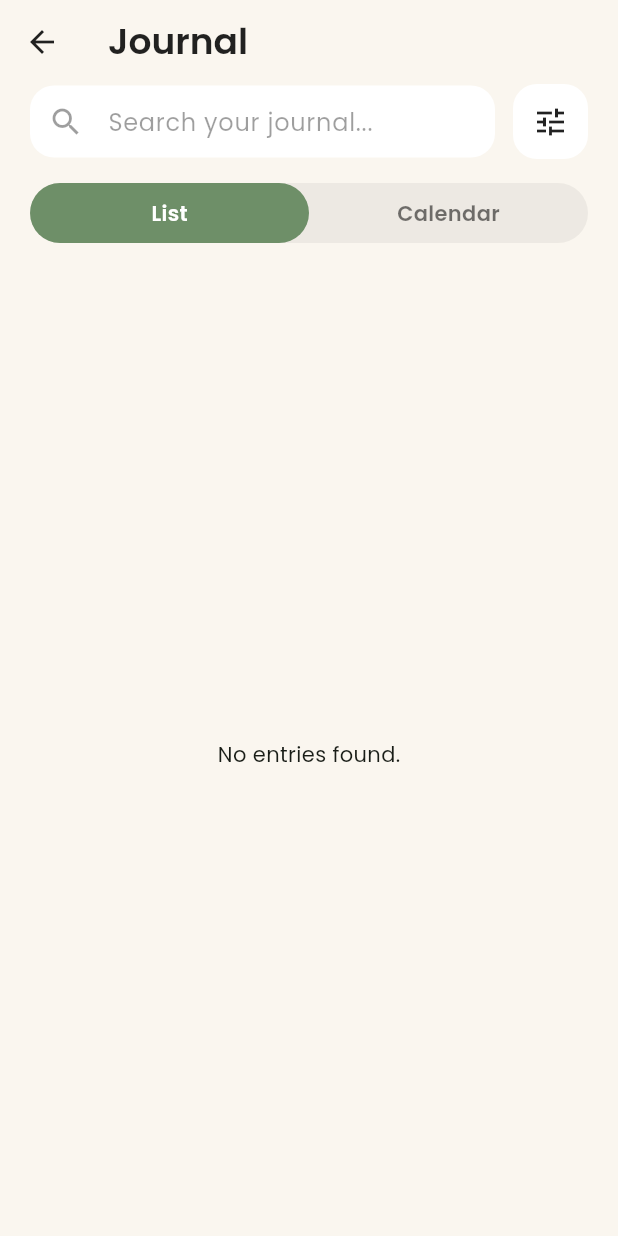
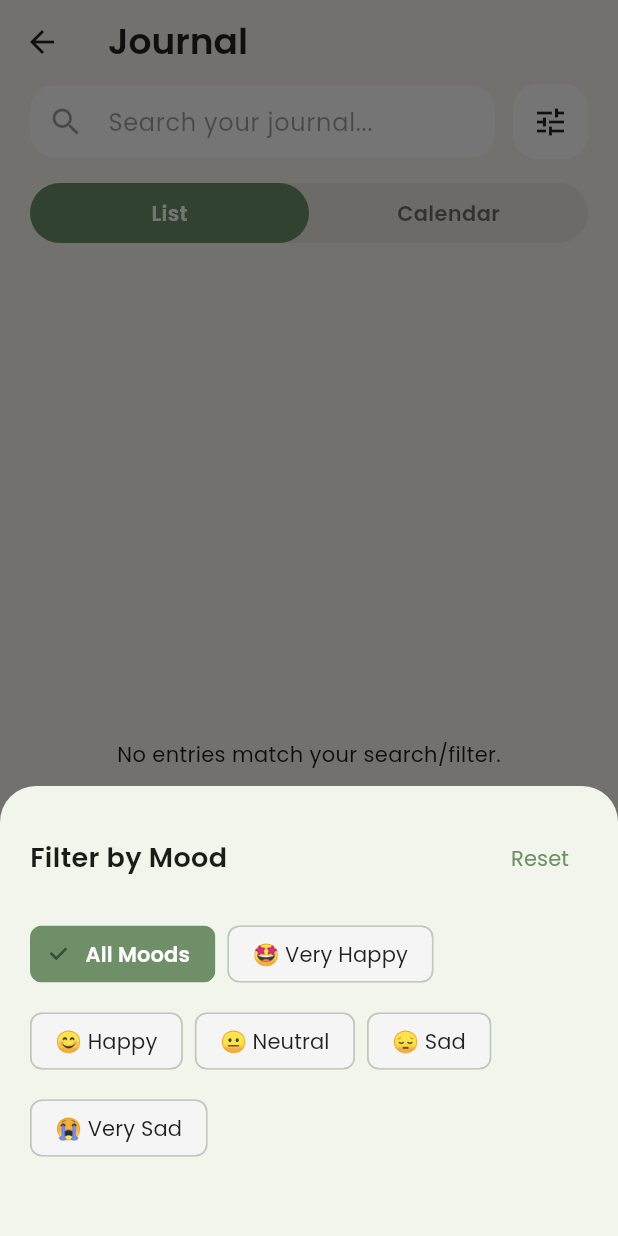
Before and after one commit to oshadikodagoda/Mood-Journal-Private-Mental-Health-Diary, a Flutter app: the JournalHistoryScreen screen opened directly, after a tap on the "tune" icon, on a phone screen of 412 x 824 dp. Run offline on Flutter 3.47's test engine with Material 3 defaults, Android fonts, the phone set to English and light mode, and no system bars; our stand-ins replace fl_chart, local_auth, sqflite, sqflite_common_ffi_web, table_calendar; accounts and stored records are empty; project files that could hold a hidden picture were left out.

Commit message:
feat(search-filter): implement multi-criteria filter modal for moods and emotions

```diff
--- a/lib/screens/journal_history_screen.dart
+++ b/lib/screens/journal_history_screen.dart
@@ -16,10 +16,15 @@ class JournalHistoryScreen extends StatefulWidget {
 class _JournalHistoryScreenState extends State<JournalHistoryScreen> {
   final TextEditingController _searchController = TextEditingController();
   String _searchQuery = "";
+  String _selectedMoodFilter = "All"; // Active mood filter
   int _viewMode = 0; // 0 = List, 1 = Calendar
 
   DateTime _focusedDay = DateTime.now();
   DateTime? _selectedDay;
+
+  final List<String> _moodOptions = [
+    "All", "Very Happy", "Happy", "Neutral", "Sad", "Very Sad"
+  ];
 
   @override
   void initState() {
@@ -54,6 +59,74 @@ class _JournalHistoryScreenState extends State<JournalHistoryScreen> {
     }
   }
 
+  // --- FILTER MODAL BOTTOM SHEET (Member 3 - FR11) ---
+  void _showFilterModal() {
+    showModalBottomSheet(
+      context: context,
+      shape: const RoundedRectangleBorder(
+        borderRadius: BorderRadius.vertical(top: Radius.circular(24)),
+      ),
+      builder: (ctx) {
+        return StatefulBuilder(
+          builder: (context, setModalState) {
+            return Padding(
+              padding: const EdgeInsets.symmetric(horizontal: 20, vertical: 24),
+              child: Column(
+                mainAxisSize: MainAxisSize.min,
+                crossAxisAlignment: CrossAxisAlignment.start,
+                children: [
+                  Row(
+                    mainAxisAlignment: MainAxisAlignment.spaceBetween,
+                    children: [
+                      const Text(
+                        "Filter by Mood",
+                        style: TextStyle(fontSize: 18, fontWeight: FontWeight.bold),
+                      ),
+                      TextButton(
+                        onPressed: () {
+                          setState(() => _selectedMoodFilter = "All");
+                          Navigator.pop(ctx);
+                        },
+                        child: const Text("Reset", style: TextStyle(color: Color(0xFF6E8F68))),
+                      ),
+                    ],
+                  ),
+                  const SizedBox(height: 16),
+                  Wrap(
+                    spacing: 8,
+                    runSpacing: 10,
+                    children: _moodOptions.map((mood) {
+                      final isSelected = _selectedMoodFilter == mood;
+                      return ChoiceChip(
+                        label: Text(
+                          mood == "All" ? "All Moods" : "${_getMoodEmoji(mood)} $mood",
+                          style: TextStyle(
+                            color: isSelected ? Colors.white : Colors.black87,
+                            fontWeight: isSelected ? FontWeight.bold : FontWeight.normal,
+                          ),
+                        ),
+                        selected: isSelected,
+                        selectedColor: const Color(0xFF6E8F68),
+                        backgroundColor: Colors.grey.shade100,
+                        onSelected: (selected) {
+                          setState(() {
+                            _selectedMoodFilter = mood;
+                          });
+                          Navigator.pop(ctx);
+                        },
+                      );
+                    }).toList(),
+                  ),
+                  const SizedBox(height: 24),
+                ],
+              ),
+            );
+          },
+        );
+      },
+    );
+  }
+
   @override
   Widget build(BuildContext context) {
     return Scaffold(
@@ -74,16 +147,19 @@ class _JournalHistoryScreenState extends State<JournalHistoryScreen> {
               return const Center(child: CircularProgressIndicator());
             }
 
-            // Filter entries based on search query
+            // Multi-criteria filter: Keyword (FR10) + Mood Tag (FR11)
             final filteredEntries = provider.entries.where((entry) {
               final query = _searchQuery.toLowerCase();
-              return entry.title.toLowerCase().contains(query) ||
-                     entry.content.toLowerCase().contains(query);
+              final matchesQuery = query.isEmpty ||
+                  entry.title.toLowerCase().contains(query) ||
+                  entry.content.toLowerCase().contains(query);
+              final matchesMood = _selectedMoodFilter == "All" || entry.mood == _selectedMoodFilter;
+              return matchesQuery && matchesMood;
             }).toList();
 
             return Column(
               children: [
-                // Search and Filter Bar
+                // Search Bar + Tune/Filter Button
                 Padding(
                   padding: const EdgeInsets.symmetric(horizontal: 20.0),
                   child: Row(
@@ -115,17 +191,37 @@ class _JournalHistoryScreenState extends State<JournalHistoryScreen> {
                         height: 50,
                         width: 50,
                         decoration: BoxDecoration(
-                          color: Colors.white,
+                          color: _selectedMoodFilter != "All" ? const Color(0xFF6E8F68) : Colors.white,
                           borderRadius: BorderRadius.circular(16),
                         ),
                         child: IconButton(
-                          icon: const Icon(Icons.tune, color: Colors.black87),
-                          onPressed: () {},
+                          icon: Icon(
+                            Icons.tune,
+                            color: _selectedMoodFilter != "All" ? Colors.white : Colors.black87,
+                          ),
+                          onPressed: _showFilterModal,
                         ),
                       )
                     ],
                   ),
                 ),
+
+                // Active Filter Tag Indicator
+                if (_selectedMoodFilter != "All")
+                  Padding(
+                    padding: const EdgeInsets.only(left: 20, right: 20, top: 10),
+                    child: Row(
+                      children: [
+                        Chip(
+                          label: Text("Filter: $_selectedMoodFilter", style: const TextStyle(fontSize: 12, color: Colors.white)),
+                          backgroundColor: const Color(0xFF6E8F68),
+                          deleteIcon: const Icon(Icons.close, size: 16, color: Colors.white),
+                          onDeleted: () => setState(() => _selectedMoodFilter = "All"),
+                        ),
+                      ],
+                    ),
+                  ),
+
                 const SizedBox(height: 16),
 
                 // List / Calendar Toggle Buttons
@@ -183,7 +279,7 @@ class _JournalHistoryScreenState extends State<JournalHistoryScreen> {
                 ),
                 const SizedBox(height: 20),
 
-                // Content Area: List View or Calendar View
+                // Content: List View or Calendar View
                 Expanded(
                   child: _viewMode == 0
                     ? _buildListView(filteredEntries, provider)
@@ -197,7 +293,6 @@ class _JournalHistoryScreenState extends State<JournalHistoryScreen> {
     );
   }
 
-  // --- CALENDAR VIEW (Member 3 - FR09) ---
   Widget _buildCalendarView(List<JournalEntry> entries, JournalProvider provider) {
     final dayEntries = entries.where((e) => isSameDay(e.date, _selectedDay)).toList();
 
@@ -264,7 +359,7 @@ class _JournalHistoryScreenState extends State<JournalHistoryScreen> {
             Container(
               padding: const EdgeInsets.all(24),
               alignment: Alignment.center,
-              child: const Text("No journal entries for this day.", style: TextStyle(color: Colors.black45)),
+              child: const Text("No matching entries for this day.", style: TextStyle(color: Colors.black45)),
             )
           else
             ...dayEntries.map((entry) => _buildEntryTile(entry, provider)).toList(),
@@ -274,10 +369,9 @@ class _JournalHistoryScreenState extends State<JournalHistoryScreen> {
     );
   }
 
-  // --- LIST VIEW ---
   Widget _buildListView(List<JournalEntry> entries, JournalProvider provider) {
     if (entries.isEmpty) {
-      return const Center(child: Text("No entries found."));
+      return const Center(child: Text("No entries match your search/filter."));
     }
 
     Map<String, List<JournalEntry>> groupedEntries = {};
```
